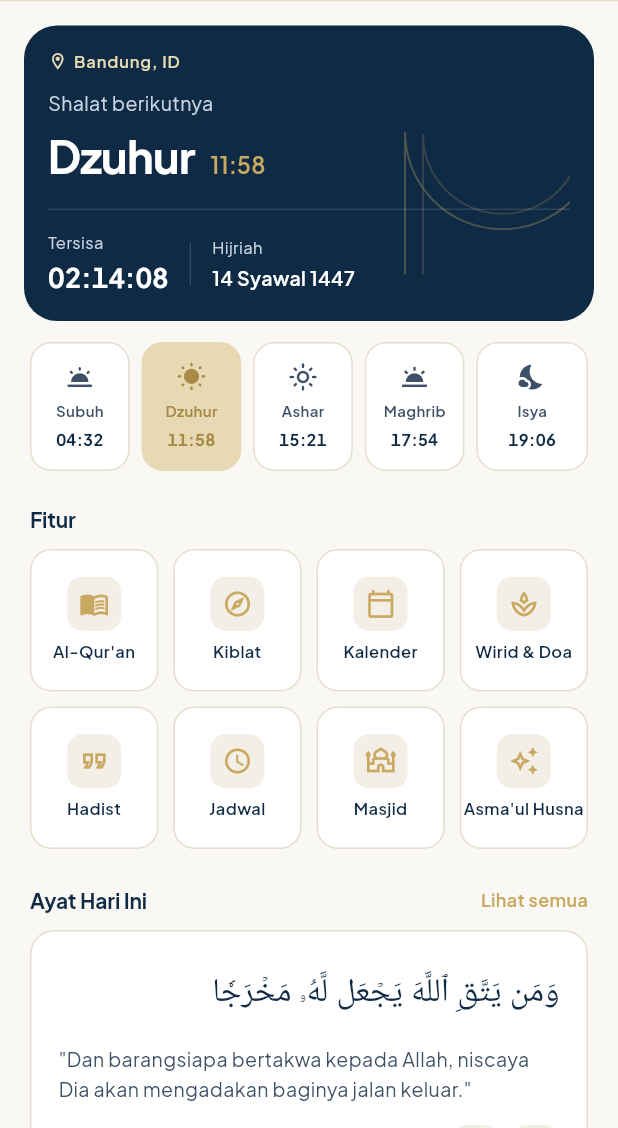
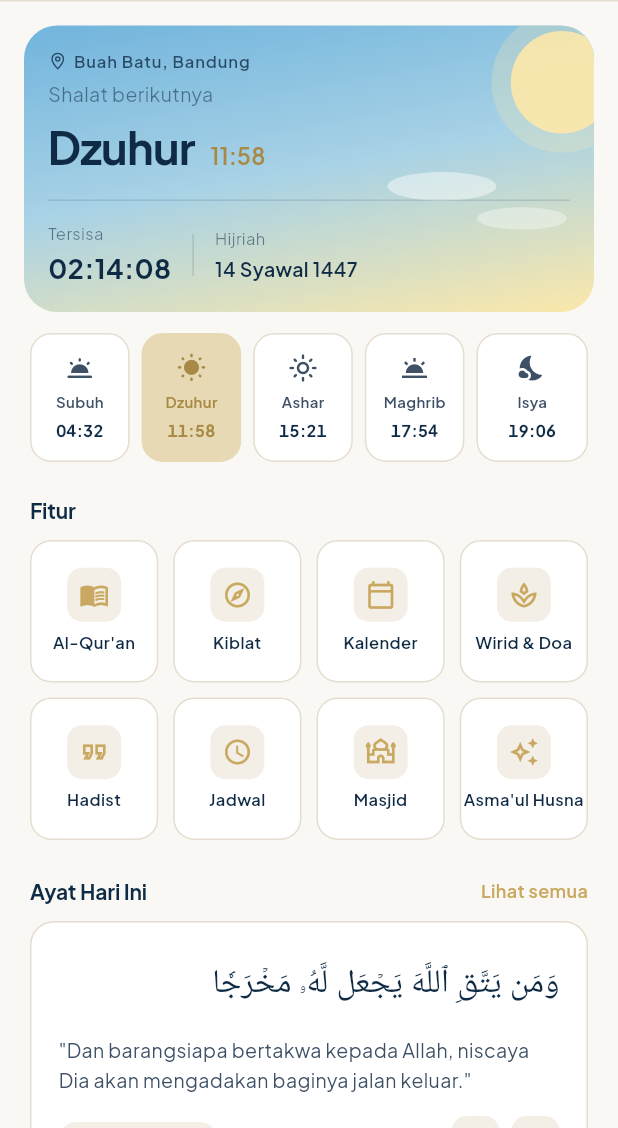
Before and after one commit to ngoprekcode/muslimate, a Flutter app: the HomeScreen screen opened directly, on a phone screen of 412 x 824 dp, the part 108-1236 px from its top. Run offline on Flutter 3.47's test engine with Material 3 defaults, Android fonts, the phone set to English and light mode, and no system bars; our stand-ins replace flutter_compass, flutter_svg, geocoding, geolocator, google_fonts and 1 more; missing offline and left inert: prayers_times; accounts and stored records are empty; generated files the repository leaves out were written again; Roboto replaces fonts that are missing (Amiri).

Commit message:
feat: dhuhur

```diff
--- a/lib/features/home/ui/widgets/home_hero_card.dart
+++ b/lib/features/home/ui/widgets/home_hero_card.dart
@@ -1,8 +1,45 @@
-import 'dart:ui';
 import 'package:flutter/material.dart';
 import 'package:google_fonts/google_fonts.dart';
 import 'package:muslimate/core/app_colors.dart';
-import 'package:muslimate/shared/widgets/widgets.dart';
+import 'package:muslimate/generated/assets/assets.gen.dart';
+
+enum HomePrayerType {
+  dawn,
+  noon,
+  afternoon,
+  sunset,
+  night;
+
+  SvgGenImage get background {
+    switch (this) {
+      case HomePrayerType.dawn:
+        return AppAssets.images.bgDawn;
+      case HomePrayerType.noon:
+        return AppAssets.images.bgNoon;
+      case HomePrayerType.afternoon:
+        return AppAssets.images.bgAfternoon;
+      case HomePrayerType.sunset:
+        return AppAssets.images.bgSunset;
+      case HomePrayerType.night:
+        return AppAssets.images.bgNight;
+    }
+  }
+
+  Color color(AppColors c) {
+    switch (this) {
+      case HomePrayerType.dawn:
+        return c.ink;
+      case HomePrayerType.noon:
+        return c.ink;
+      case HomePrayerType.afternoon:
+        return c.ink;
+      case HomePrayerType.sunset:
+        return c.ink;
+      case HomePrayerType.night:
+        return c.ink;
+    }
+  }
+}
 
 class HomeHeroCard extends StatelessWidget {
   const HomeHeroCard({super.key});
@@ -10,56 +47,48 @@ class HomeHeroCard extends StatelessWidget {
   @override
   Widget build(BuildContext context) {
     final c = AppColors.of(context);
+    final type = HomePrayerType.noon;
+
     return Padding(
       padding: const EdgeInsets.symmetric(horizontal: 16),
       child: Container(
-        padding: const EdgeInsets.all(16),
-        decoration: BoxDecoration(
-          color: c.navy,
-          borderRadius: BorderRadius.circular(22),
-        ),
+        clipBehavior: Clip.antiAlias,
+        decoration: BoxDecoration(borderRadius: BorderRadius.circular(22)),
         child: Stack(
           children: [
-            // decorative arch
-            Positioned(
-              top: -20,
-              right: -30,
-              child: Opacity(
-                opacity: 0.55,
-                child: CustomPaint(
-                  size: const Size(150, 170),
-                  painter: AppBrandArchPainter(c.gold),
-                ),
-              ),
-            ),
-            Column(
+            Positioned.fill(child: type.background.svg(fit: BoxFit.cover)),
+            Padding(
+              padding: const EdgeInsets.all(16),
+              child: Column(
                 crossAxisAlignment: CrossAxisAlignment.start,
                 children: [
                   Row(
                     children: [
-                    const Icon(
-                      Icons.location_on_outlined,
-                      color: Color(0xFFE6D9B4),
-                      size: 13,
+                      AppAssets.icons.icLocation.svg(
+                        height: 13,
+                        colorFilter: ColorFilter.mode(
+                          c.ink.withValues(alpha: 0.78),
+                          BlendMode.srcIn,
+                        ),
                       ),
                       const SizedBox(width: 4),
                       Text(
-                      'Bandung, ID',
+                        'Buah Batu, Bandung',
                         style: GoogleFonts.plusJakartaSans(
                           fontSize: 11,
                           fontWeight: FontWeight.w600,
-                        color: const Color(0xFFE6D9B4),
+                          color: c.ink.withValues(alpha: 0.78),
                           letterSpacing: 0.6,
                         ),
                       ),
                     ],
                   ),
-                const SizedBox(height: 10),
+                  const SizedBox(height: 4),
                   Text(
                     'Shalat berikutnya',
                     style: GoogleFonts.plusJakartaSans(
                       fontSize: 13,
-                    color: const Color(0xFFC7D3E0),
+                      color: c.ink.withValues(alpha: 0.55),
                     ),
                   ),
                   const SizedBox(height: 4),
@@ -72,7 +101,7 @@ class HomeHeroCard extends StatelessWidget {
                         style: GoogleFonts.plusJakartaSans(
                           fontSize: 30,
                           fontWeight: FontWeight.w700,
-                        color: Colors.white,
+                          color: c.ink,
                           letterSpacing: -0.5,
                         ),
                       ),
@@ -82,7 +111,7 @@ class HomeHeroCard extends StatelessWidget {
                         style: GoogleFonts.plusJakartaSans(
                           fontSize: 15,
                           fontWeight: FontWeight.w600,
-                        color: c.gold,
+                          color: c.goldDeep,
                         ),
                       ),
                     ],
@@ -92,7 +121,7 @@ class HomeHeroCard extends StatelessWidget {
                     padding: const EdgeInsets.only(top: 14),
                     decoration: BoxDecoration(
                       border: Border(
-                      top: BorderSide(color: Colors.white.withOpacity(0.12)),
+                        top: BorderSide(color: c.ink.withValues(alpha: 0.14)),
                       ),
                     ),
                     child: Row(
@@ -104,7 +133,7 @@ class HomeHeroCard extends StatelessWidget {
                               'Tersisa',
                               style: GoogleFonts.plusJakartaSans(
                                 fontSize: 11,
-                              color: const Color(0xFFC7D3E0),
+                                color: c.ink.withValues(alpha: 0.55),
                               ),
                             ),
                             const SizedBox(height: 2),
@@ -113,10 +142,7 @@ class HomeHeroCard extends StatelessWidget {
                               style: GoogleFonts.plusJakartaSans(
                                 fontSize: 18,
                                 fontWeight: FontWeight.w700,
-                              color: Colors.white,
-                              fontFeatures: [
-                                const FontFeature.tabularFigures(),
-                              ],
+                                color: c.ink,
                               ),
                             ),
                           ],
@@ -124,7 +150,7 @@ class HomeHeroCard extends StatelessWidget {
                         Container(
                           width: 1,
                           height: 28,
-                        color: Colors.white.withOpacity(0.15),
+                          color: c.ink.withValues(alpha: 0.14),
                           margin: const EdgeInsets.symmetric(horizontal: 14),
                         ),
                         Column(
@@ -134,7 +160,7 @@ class HomeHeroCard extends StatelessWidget {
                               'Hijriah',
                               style: GoogleFonts.plusJakartaSans(
                                 fontSize: 11,
-                              color: const Color(0xFFC7D3E0),
+                                color: c.ink.withValues(alpha: 0.55),
                               ),
                             ),
                             const SizedBox(height: 2),
@@ -143,7 +169,7 @@ class HomeHeroCard extends StatelessWidget {
                               style: GoogleFonts.plusJakartaSans(
                                 fontSize: 13,
                                 fontWeight: FontWeight.w600,
-                              color: Colors.white,
+                                color: c.ink,
                               ),
                             ),
                           ],
@@ -153,6 +179,7 @@ class HomeHeroCard extends StatelessWidget {
                   ),
                 ],
               ),
+            ),
           ],
         ),
       ),
--- a/pubspec.yaml
+++ b/pubspec.yaml
@@ -80,12 +80,13 @@ flutter:
   uses-material-design: true
   assets:
     - assets/icons/
+    - assets/images/
   # To add assets to your application, add an assets section, like this:
   # assets:
   #   - images/a_dot_burr.jpeg
   #   - images/a_dot_ham.jpeg
 
-  # An image asset can refer to one or more resolution-specific "variants", see
+  # An images asset can refer to one or more resolution-specific "variants", see
   # https://flutter.dev/to/resolution-aware-images
 
   # For details regarding adding assets from package dependencies, see
```
Also changed, not shown: assets/images/bg_afternoon.svg (added), assets/images/bg_dawn.svg (added), assets/images/bg_night.svg (added), assets/images/bg_noon.svg (added), assets/images/bg_sunset.svg (added). Lines whose indentation alone changed are shown as unchanged.
